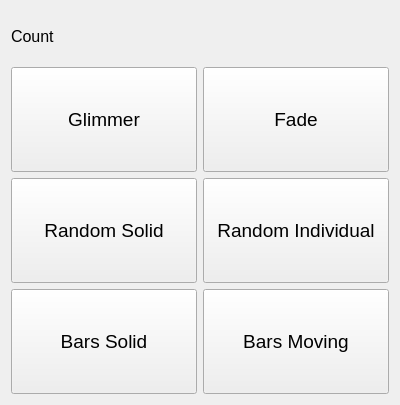
This is GUI/LightingGUI/arraycolorspage.ui in timsee/ArduCor as Qt 5 draws it before an edit. The edited form follows.
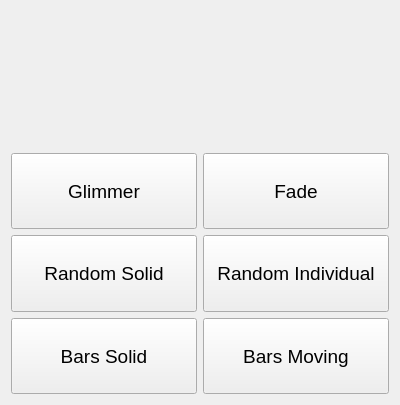
This is the edited form. Custom widgets are drawn as their Qt base class.

Commit message: Version 1.8.5: Color Picker Update

```diff
--- a/GUI/LightingGUI/arraycolorspage.ui
+++ b/GUI/LightingGUI/arraycolorspage.ui
@@ -14,26 +14,27 @@
    <string>Form</string>
   </property>
   <layout class="QVBoxLayout" name="verticalLayout">
+   <item>
+    <widget class="ColorPicker" name="colorPicker" native="true">
+     <property name="sizePolicy">
+      <sizepolicy hsizetype="Preferred" vsizetype="Fixed">
+       <horstretch>0</horstretch>
+       <verstretch>0</verstretch>
+      </sizepolicy>
+     </property>
+     <property name="minimumSize">
+      <size>
+       <width>0</width>
+       <height>80</height>
+      </size>
+     </property>
+    </widget>
+   </item>
+   <item>
+    <layout class="QGridLayout" name="arrayColorsLayout"/>
+   </item>
    <item>
     <layout class="QHBoxLayout" name="horizontalLayout_4">
-     <item>
-      <widget class="QLabel" name="label">
-       <property name="sizePolicy">
-        <sizepolicy hsizetype="Fixed" vsizetype="Preferred">
-         <horstretch>0</horstretch>
-         <verstretch>0</verstretch>
-        </sizepolicy>
-       </property>
-       <property name="font">
-        <font>
-         <pointsize>12</pointsize>
-        </font>
-       </property>
-       <property name="text">
-        <string>Count</string>
-       </property>
-      </widget>
-     </item>
      <item>
       <widget class="LightsSlider" name="arraySlider" native="true">
        <property name="minimumSize">
@@ -230,6 +231,12 @@
    <header>lightsslider.h</header>
    <container>1</container>
   </customwidget>
+  <customwidget>
+   <class>ColorPicker</class>
+   <extends>QWidget</extends>
+   <header>colorpicker.h</header>
+   <container>1</container>
+  </customwidget>
  </customwidgets>
  <resources/>
  <connections/>
```
Left out of the diff: 1 changed line with no effect on the pictures. The commit also changes 42 other files.
